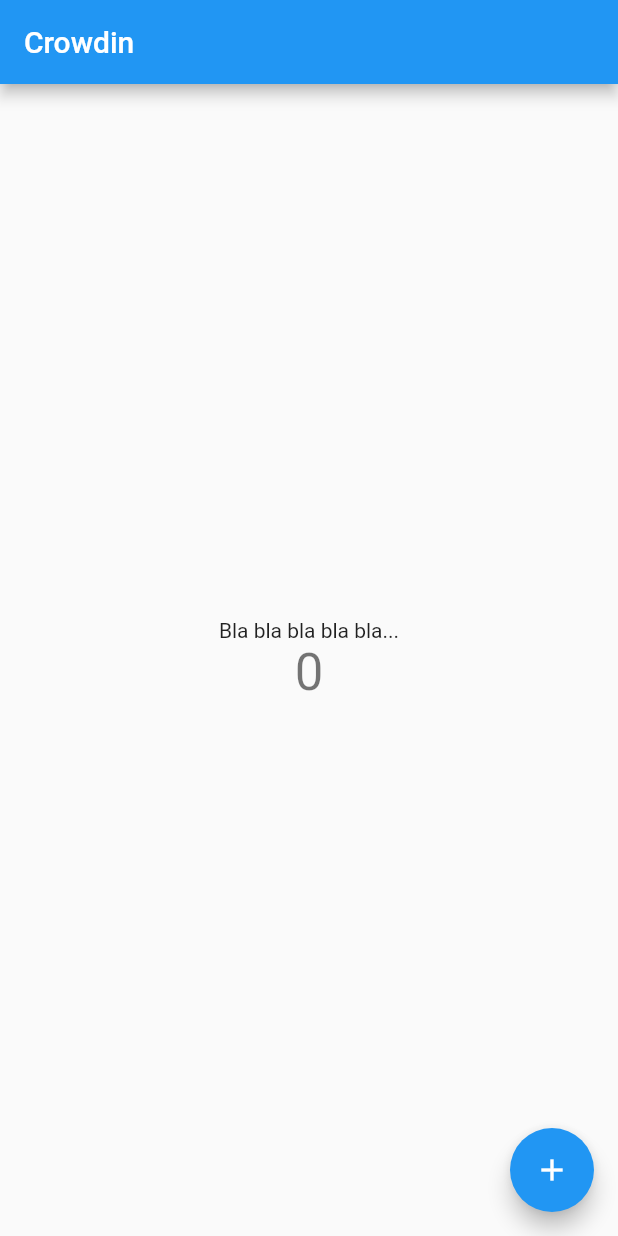
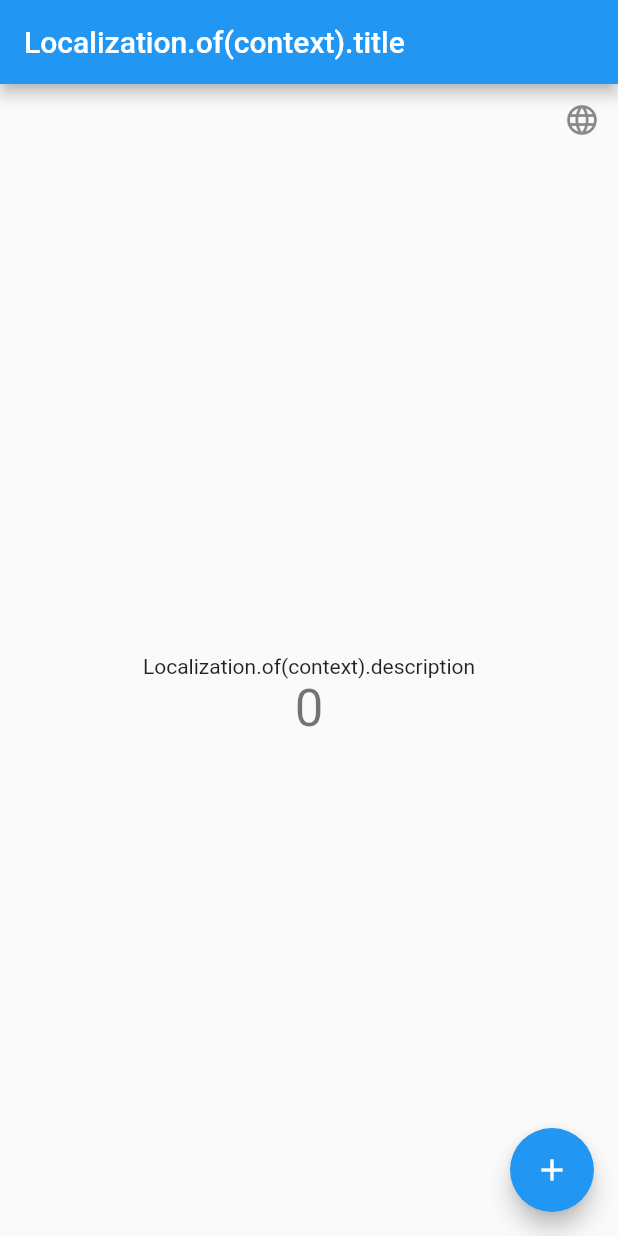
Before and after one commit to Mohammad-fs/Crowdin-test, a Flutter app: the screen it shows after launch, on a phone screen of 412 x 824 dp. Run offline on Flutter 3.47's test engine with Material 2 defaults, Android fonts, the phone set to English and light mode, and no system bars.

Commit message:
clean project

```diff
--- a/lib/l10n/intl_es.arb
+++ /dev/null
@@ -1,11 +0,0 @@
-{
-    "title": "Crowdin",
-    "@title": {
-        "description": "The title of the app"
-    },
-    "description": "Bla bla bla bla bla...",
-    "@description": {
-        "description": "Tooltip for the FAB"
-    },
-    "fabTooltip": "Increment"
-}
--- a/lib/l10n/intl_id.arb
+++ /dev/null
@@ -1,11 +0,0 @@
-{
-    "title": "Indonesian - Crowdin",
-    "@title": {
-        "description": "The title of the app"
-    },
-    "description": "Indonesian - Bla bla bla...",
-    "@description": {
-        "description": "Tooltip for the FAB"
-    },
-    "fabTooltip": "Indonesian - Increment"
-}
--- a/lib/l10n/intl_mn.arb
+++ /dev/null
@@ -1,12 +0,0 @@
-{
-    "@@locale": "en",
-    "title": "Crowdin",
-    "@title": {
-        "description": "The title of the app"
-    },
-    "description": "Bla bla bla bla bla...",
-    "@description": {
-        "description": "Tooltip for the FAB"
-    },
-    "fabTooltip": "Increment"
-}
--- a/lib/main.dart
+++ b/lib/main.dart
@@ -1,4 +1,3 @@
-import 'package:crowdintest/generated/l10n.dart';
 import 'package:flutter/material.dart';
 import 'package:flutter_localizations/flutter_localizations.dart';
 
@@ -10,12 +9,12 @@ class MyApp extends StatelessWidget {
   @override
   Widget build(BuildContext context) {
     return MaterialApp(
-      localizationsDelegates: [
-        GlobalMaterialLocalizations.delegate,
-        GlobalWidgetsLocalizations.delegate,
-        Localization.delegate
-      ],
-      supportedLocales: Localization.delegate.supportedLocales,
+      // localizationsDelegates: [
+      //   GlobalMaterialLocalizations.delegate,
+      //   GlobalWidgetsLocalizations.delegate,
+      //   Localization.delegate
+      // ],
+      // supportedLocales: Localization.delegate.supportedLocales,
       theme: ThemeData(
         primarySwatch: Colors.blue,
         visualDensity: VisualDensity.adaptivePlatformDensity,
@@ -47,27 +46,42 @@ class _MyHomePageState extends State<MyHomePage> {
   Widget build(BuildContext context) {
     return Scaffold(
       appBar: AppBar(
-        title: Text(Localization.of(context).title),
+        title: Text('Localization.of(context).title'),
       ),
-      body: Center(
-        child: Column(
-          mainAxisAlignment: MainAxisAlignment.center,
+      body: Column(
+        mainAxisAlignment: MainAxisAlignment.start,
         children: <Widget>[
+          Row(
+            mainAxisAlignment: MainAxisAlignment.end,
+            children: [
+              IconButton(
+                tooltip: 'Change Language!',
+                color: Colors.black45,
+                icon: Icon(Icons.language),
+                onPressed: () => _changeLanguage(),
+              )
+            ],
+          ),
+          Spacer(),
           Text(
-              Localization.of(context).description,
+            'Localization.of(context).description',
           ),
           Text(
             '$_counter',
             style: Theme.of(context).textTheme.headline4,
           ),
+          Spacer(),
         ],
-        ),
       ),
       floatingActionButton: FloatingActionButton(
         onPressed: _incrementCounter,
-        tooltip: Localization.of(context).fabTooltip,
+        tooltip: 'Localization.of(context).fabTooltip',
         child: Icon(Icons.add),
       ),
     );
   }
+
+  void _changeLanguage() {
+    return null;
   }
+}
```
Also changed, not shown: pubspec.yaml (+5 -5 lines), lib/generated/intl/messages_all.dart (deleted), lib/generated/intl/messages_en.dart (deleted), lib/generated/intl/messages_es.dart (deleted), lib/generated/intl/messages_id.dart (deleted), lib/generated/l10n.dart (deleted), pubspec.lock, 1 other file. Lines whose indentation alone changed are shown as unchanged.
